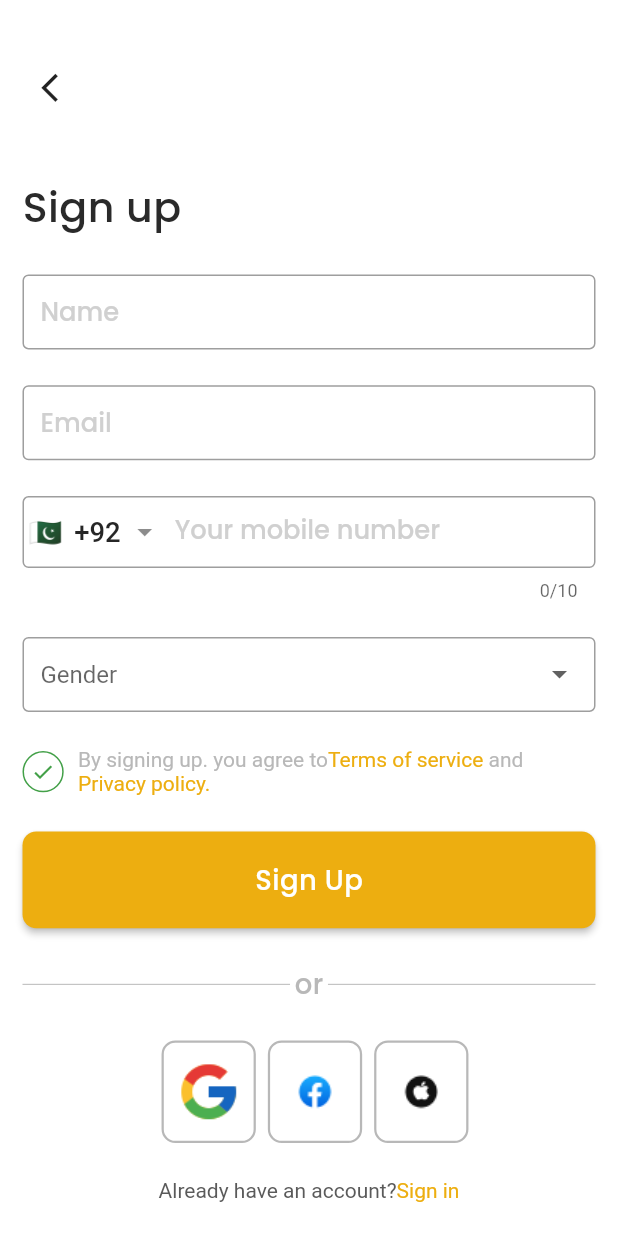
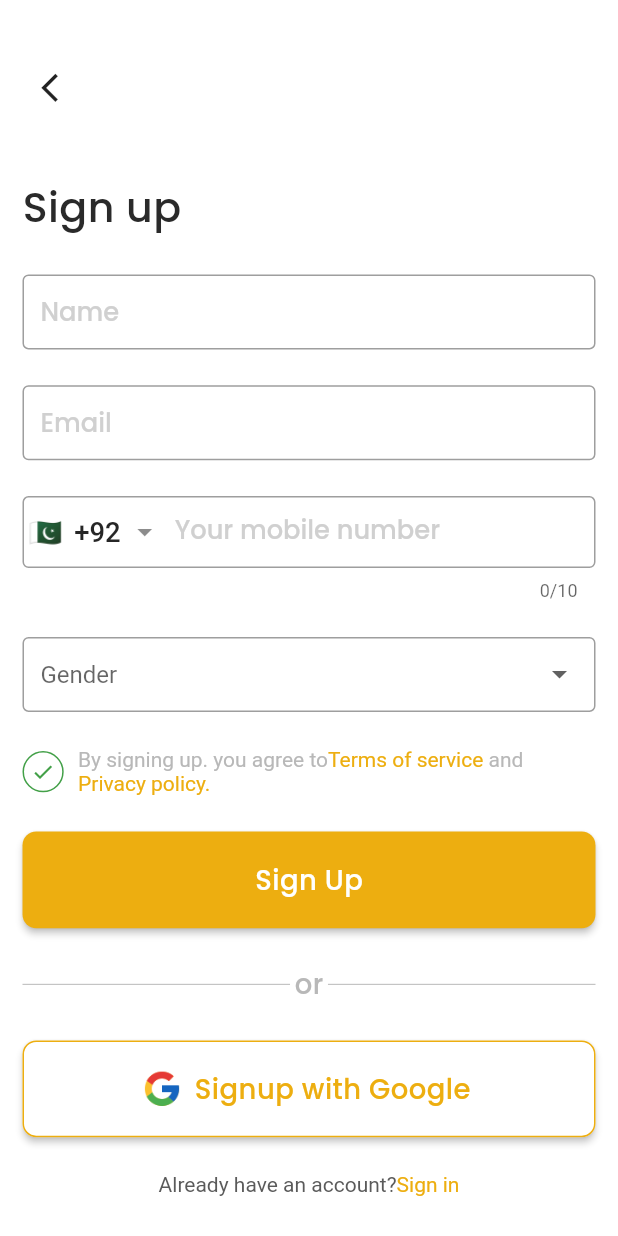
Before and after one commit to abdullah517/EasyRider, a Flutter app: the Signup screen opened directly, on a phone screen of 412 x 824 dp. Run offline on Flutter 3.47's test engine with Material 2 defaults, Android fonts, the phone set to English and light mode, and no system bars; drawn by our look-alikes of intl_phone_field, roundcheckbox; our stand-ins replace flutter_screenutil, flutter_svg, google_maps_flutter, pinput.

```diff
--- a/lib/view/Authentication/components/socialbutton.dart
+++ b/lib/view/Authentication/components/socialbutton.dart
@@ -1,29 +1,39 @@
 import 'package:flutter/material.dart';
 import 'package:flutter_screenutil/flutter_screenutil.dart';
 import 'package:ridemate/utils/appcolors.dart';
-import 'package:ridemate/widgets/customcontainer.dart';
+import 'package:ridemate/utils/appimages.dart';
+import 'package:ridemate/widgets/customtext.dart';
 
-// ignore: must_be_immutable
 class Socialbutton extends StatelessWidget {
-  String path;
-  Socialbutton({super.key, required this.path});
+  final String text;
+  const Socialbutton({super.key, required this.text});
 
   @override
   Widget build(BuildContext context) {
-    return GestureDetector(
-      onTap: () {},
-      child: Customcontainer(
-          padding: const EdgeInsets.all(8),
-          margin: const EdgeInsets.only(left: 8),
-          width: 48.w,
-          height: 48.h,
-          borderRadius: 8,
-          border: Border.all(color: Appcolors.contentDisbaled, width: 1.5),
-          child: Image.asset(
-            path,
-            height: 24.h,
-            width: 24.w,
-          )),
+    return SizedBox(
+      height: 54.h,
+      width: 362.w,
+      child: ElevatedButton.icon(
+        icon: Image.asset(
+          AppImages.googlelogo,
+          height: 24.h,
+          width: 24.w,
+        ),
+        label: CustomText(
+          title: text,
+          fontSize: 16,
+          fontWeight: FontWeight.w500,
+          color: Appcolors.primaryColor,
+        ),
+        onPressed: () {},
+        style: ElevatedButton.styleFrom(
+          backgroundColor: Colors.white,
+          shape: RoundedRectangleBorder(
+            borderRadius: BorderRadius.circular(8.r),
+          ),
+          side: const BorderSide(color: Appcolors.primaryColor, width: 1),
+        ),
+      ),
     );
   }
 }
--- a/lib/view/Authentication/view/Login/login.dart
+++ b/lib/view/Authentication/view/Login/login.dart
@@ -3,7 +3,6 @@ import 'package:flutter_screenutil/flutter_screenutil.dart';
 import 'package:provider/provider.dart';
 import 'package:ridemate/Providers/Loginprovider/loginprovider.dart';
 import 'package:ridemate/utils/appcolors.dart';
-import 'package:ridemate/utils/appimages.dart';
 import 'package:ridemate/view/Authentication/components/authtextform.dart';
 import 'package:ridemate/view/Authentication/components/backappbar.dart';
 import 'package:ridemate/view/Authentication/components/customrichtext.dart';
@@ -110,13 +109,8 @@ class Login extends StatelessWidget {
                   ],
                 ),
                 addVerticalspace(height: 20),
-                Row(
-                  mainAxisAlignment: MainAxisAlignment.center,
-                  children: [
-                    Socialbutton(path: AppImages.googlelogo),
-                    Socialbutton(path: AppImages.facebooklogo),
-                    Socialbutton(path: AppImages.applelogo),
-                  ],
+                const Socialbutton(
+                  text: 'Login with Google',
                 ),
                 addVerticalspace(height: 20),
                 Align(
--- a/lib/view/Authentication/view/Signup/signup.dart
+++ b/lib/view/Authentication/view/Signup/signup.dart
@@ -2,7 +2,6 @@ import 'package:flutter/material.dart';
 import 'package:flutter_screenutil/flutter_screenutil.dart';
 import 'package:ridemate/routing/routing.dart';
 import 'package:ridemate/utils/appcolors.dart';
-import 'package:ridemate/utils/appimages.dart';
 import 'package:ridemate/view/Authentication/components/authtextform.dart';
 import 'package:ridemate/view/Authentication/components/backappbar.dart';
 import 'package:ridemate/view/Authentication/components/customrichtext.dart';
@@ -116,13 +115,8 @@ class Signup extends StatelessWidget {
                       ],
                     ),
                     addVerticalspace(height: 20),
-                    Row(
-                      mainAxisAlignment: MainAxisAlignment.center,
-                      children: [
-                        Socialbutton(path: AppImages.googlelogo),
-                        Socialbutton(path: AppImages.facebooklogo),
-                        Socialbutton(path: AppImages.applelogo),
-                      ],
+                    const Socialbutton(
+                      text: 'Signup with Google',
                     ),
                     addVerticalspace(height: 20),
                     Align(
--- a/lib/view/Onboarding/onboarding.dart
+++ b/lib/view/Onboarding/onboarding.dart
@@ -9,7 +9,6 @@ import 'package:ridemate/utils/appimages.dart';
 import 'package:ridemate/view/Onboarding/components/onboardingcomponent.dart';
 import 'package:ridemate/view/Welcomescreen/welcomescreen.dart';
 import 'package:ridemate/widgets/custombutton.dart';
-import 'package:ridemate/widgets/customcontainer.dart';
 import 'package:ridemate/widgets/customtext.dart';
 import 'package:ridemate/widgets/spacing.dart';
 
@@ -73,12 +72,12 @@ class Onboarding extends StatelessWidget {
                 textAlign: TextAlign.center,
               ),
               addVerticalspace(height: 85),
-              Customcontainer(
+              SizedBox(
                 height: 80.h,
                 width: 86.w,
                 child: Stack(
                   children: [
-                    Customcontainer(
+                    SizedBox(
                         width: 86.w,
                         height: 80.h,
                         child: Consumer<Onboardingprovider>(
--- a/pubspec.yaml
+++ b/pubspec.yaml
@@ -43,7 +43,6 @@ dependencies:
   roundcheckbox: ^2.0.5
   google_maps_flutter: ^2.5.0
   location: ^5.0.3
-  flutter_polyline_points: ^2.0.0
 
 
 dev_dependencies:
```
Also changed, not shown: pubspec.lock.
